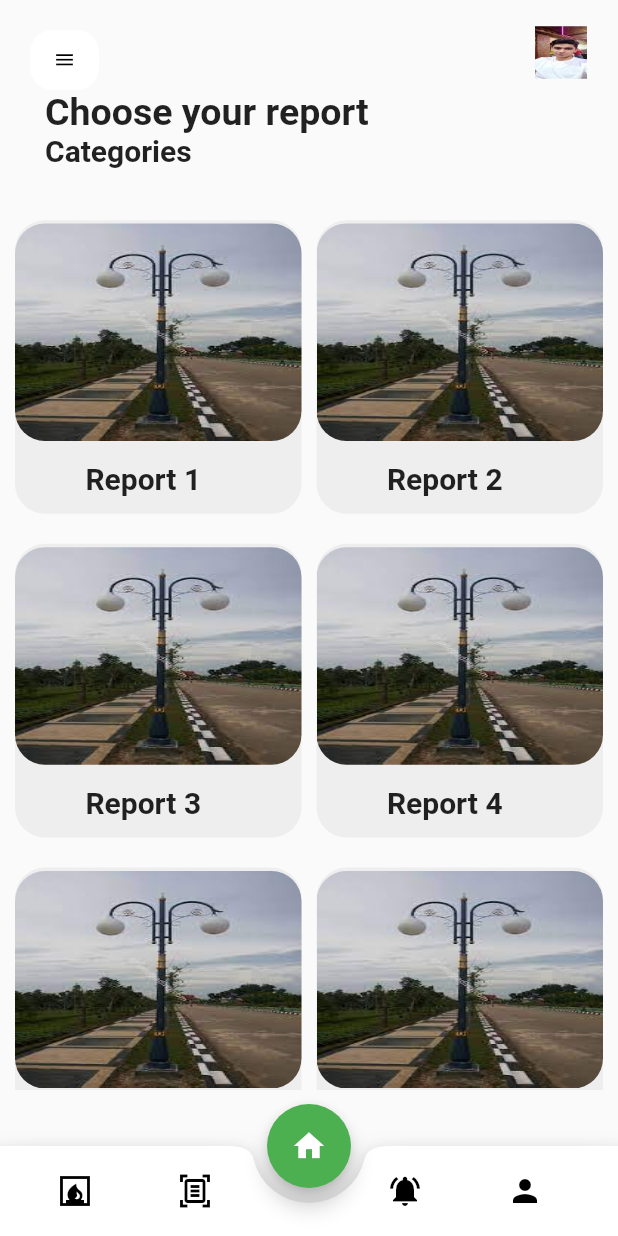
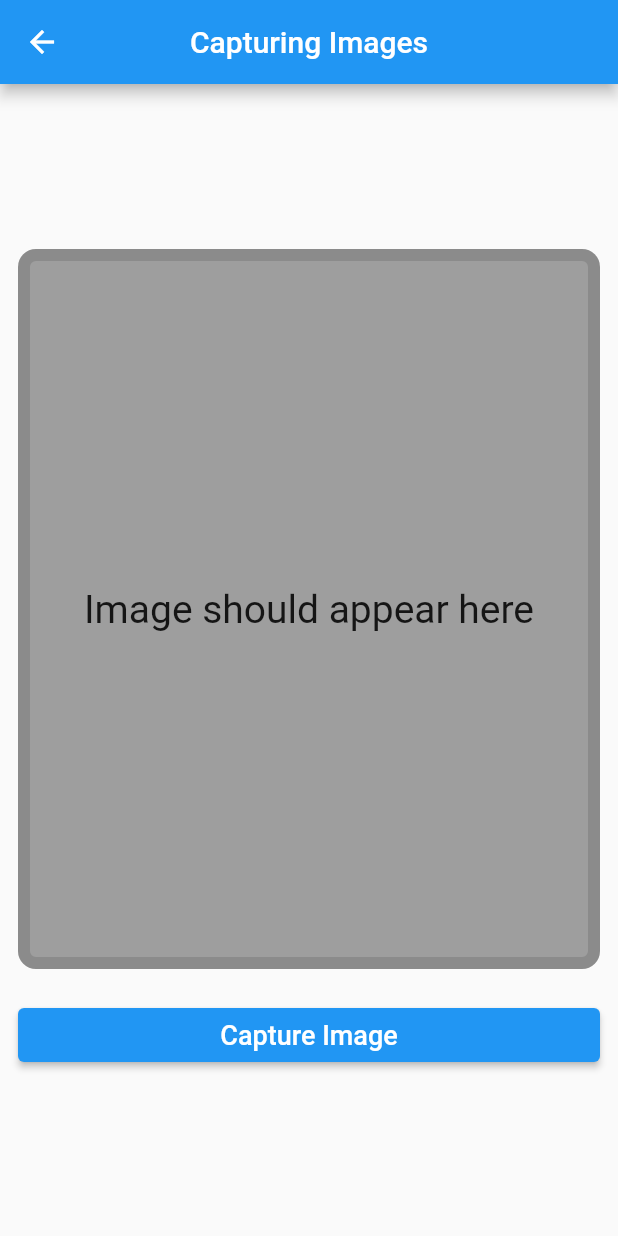
Before and after one commit to youssef182000/Balghny, a Flutter app: the screen it shows after launch, after a tap on "Report 1", on a phone screen of 412 x 824 dp. Run offline on Flutter 3.47's test engine with Material 2 defaults, Android fonts, the phone set to English and light mode, and no system bars; our stand-ins replace dio, gallery_saver, image_gallery_saver, image_picker, shared_preferences.

Commit message:
cam_screen is uploded

```diff
--- a/lib/main.dart
+++ b/lib/main.dart
@@ -1,3 +1,4 @@
+import 'package:balghny/view/screen/camera_screen.dart';
 import 'package:balghny/view/screen/home_page.dart';
 import 'package:flutter/material.dart';
 
@@ -27,10 +28,10 @@ class MyApp extends StatelessWidget {
       ),
       home: HomePage(),
       routes: {
-    //    "login" : (context) => Login(),
-     //   "register" : (context) => Register(),
-       // "home" : (context) => HomePage(),
-        //"cam" : (context) => Cam(),
+     //  "login" : (context) => Login(),
+      //  "register" : (context) => Register(),
+        "home" : (context) => HomePage(),
+        "cam" : (context) => Cam(),
 
 
 
--- /dev/null
+++ b/lib/view/screen/camera_screen.dart
@@ -0,0 +1,167 @@
+import 'dart:convert';
+import 'dart:io';
+import 'dart:typed_data';
+
+import 'package:balghny/view/screen/result.dart';
+import 'package:dio/dio.dart';
+import 'package:flutter/material.dart';
+import 'package:flutter/services.dart';
+import 'package:gallery_saver/gallery_saver.dart';
+import 'package:image_gallery_saver/image_gallery_saver.dart';
+import 'package:image_picker/image_picker.dart';
+import 'package:shared_preferences/shared_preferences.dart';
+
+
+
+
+
+class Cam extends StatefulWidget {
+  const Cam({Key? key}) : super(key: key);
+
+  @override
+  State<Cam> createState() => _CamState();
+}
+
+class _CamState extends State<Cam> {
+ // String? img;
+
+
+  File? imageFile;
+   String? _imagepath;
+ String i = "assets/images/my.jpg";
+
+  @override
+  void initState(){
+super.initState();
+
+  }
+
+
+
+  @override
+  Widget build(BuildContext context) {
+    return Scaffold(
+      appBar: AppBar(
+        title: const Text('Capturing Images'),
+        centerTitle: true,
+      ),
+      body: Padding(
+        padding: const EdgeInsets.all(12.0),
+        child: Column(
+          mainAxisAlignment: MainAxisAlignment.center,
+          children: [
+            if(imageFile != null)
+              Container(
+                width: 640,
+                height: 480,
+                alignment: Alignment.center,
+                decoration: BoxDecoration(
+                  color: Colors.grey,
+                  image: DecorationImage(
+                      image: FileImage(imageFile!),
+                      fit: BoxFit.cover
+                  ),
+                  border: Border.all(width: 8, color: Colors.black),
+                  borderRadius: BorderRadius.circular(12.0),
+                ),
+              )
+            else
+              Container(
+                width: 640,
+                height: 480,
+                alignment: Alignment.center,
+                decoration: BoxDecoration(
+                  color: Colors.grey,
+                  border: Border.all(width: 8, color: Colors.black12),
+                  borderRadius: BorderRadius.circular(12.0),
+                ),
+                child: const Text('Image should appear here', style: TextStyle(fontSize: 26),),
+              ),
+            const SizedBox(
+              height: 20,
+            ),
+            Row(
+              children: [
+                Expanded(
+                  child: ElevatedButton(
+                      onPressed: (){
+                        getImage(source: ImageSource.camera);
+
+                     // _save();
+                   //   save2(imageFile);
+                     // s();
+
+
+
+                      } ,
+                      child: const Text('Capture Image', style: TextStyle(fontSize: 18))
+                  ),
+                ),
+
+              ],
+            ),
+          ],
+        ),
+      ),
+    );
+  }
+  void getImage({required ImageSource source}) async {
+
+    final file = await ImagePicker().pickImage(
+      source: source,
+        maxWidth: 640,
+        maxHeight: 480,
+        imageQuality: 70 //0 - 100
+    );
+
+    if(file?.path != null){
+      setState(() {
+        imageFile = File(file!.path);
+        print(imageFile);
+      });
+    }
+  }
+
+  _save() async {
+    var response = await Dio().get(
+        imageFile!.path,
+        options: Options(responseType: ResponseType.bytes));
+    final result = await ImageGallerySaver.saveImage(
+        Uint8List.fromList(response.data),
+        quality: 80,
+        name: "hello");
+    print(result);
+  }
+
+  void pickimage()async{
+var image = await ImagePicker().pickImage(source: ImageSource.gallery);
+setState(() {
+  imageFile = image as File?;
+});
+  }
+
+  save2(path) async{
+    SharedPreferences saveimage = await SharedPreferences.getInstance();
+     saveimage.setString("imagepath", path);
+
+  }
+
+
+
+   Load() async{
+    SharedPreferences saveimage = await SharedPreferences.getInstance();
+    setState(() {
+      _imagepath = saveimage.getString("imagepath");
+    });
+  }
+
+  s()async {
+    var image = await ImagePicker().pickImage(source:ImageSource.camera);
+    if(image == null)
+
+      return;
+    GallerySaver.saveImage(image.path);
+  }
+
+
+}
```
Also changed, not shown: lib/view/screen/result.dart (added, +29 -0 lines), pubspec.yaml (+7 -0 lines), pubspec.lock, 1 other file.
